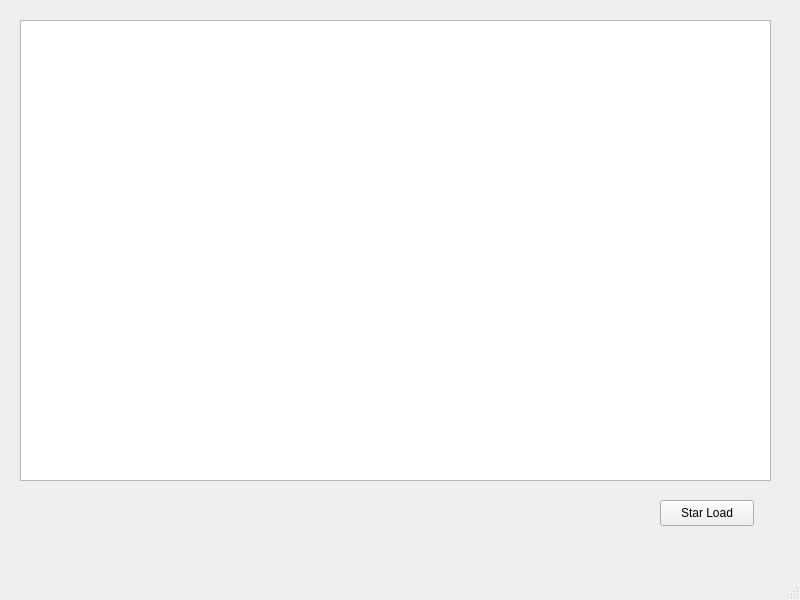
First picture: the form in client-side/Graphics.ui, repository akapust1n/MPICL-metrics, before the edit.
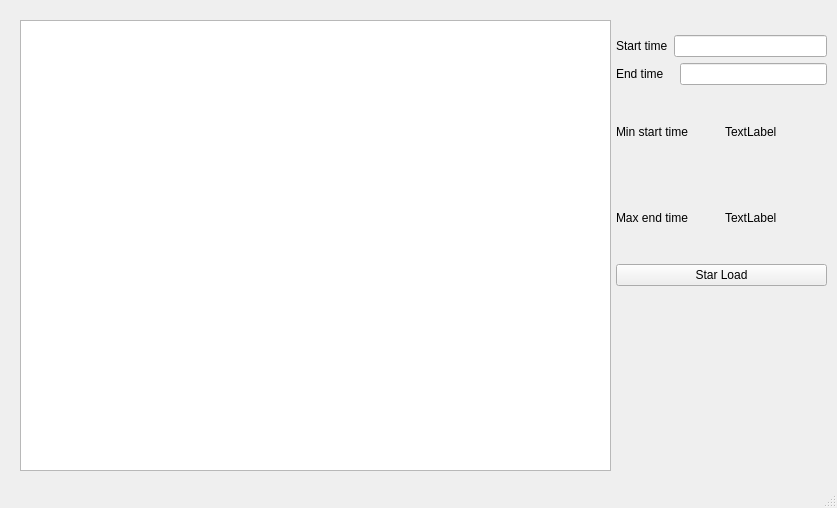
Second picture: the form after the edit.

```diff
--- a/client-side/Graphics.ui
+++ b/client-side/Graphics.ui
@@ -6,37 +6,110 @@
    <rect>
     <x>0</x>
     <y>0</y>
-    <width>800</width>
-    <height>600</height>
+    <width>837</width>
+    <height>508</height>
    </rect>
   </property>
   <property name="windowTitle">
    <string>MainWindow</string>
   </property>
   <widget class="QWidget" name="centralwidget">
-   <widget class="QPushButton" name="loadDataButton">
-    <property name="geometry">
-     <rect>
-      <x>660</x>
-      <y>500</y>
-      <width>94</width>
-      <height>26</height>
-     </rect>
-    </property>
-    <property name="text">
-     <string>Star Load</string>
-    </property>
-   </widget>
    <widget class="QTableWidget" name="timeline">
     <property name="geometry">
      <rect>
       <x>20</x>
       <y>20</y>
-      <width>751</width>
-      <height>461</height>
+      <width>591</width>
+      <height>451</height>
      </rect>
     </property>
    </widget>
+   <widget class="QWidget" name="verticalLayoutWidget">
+    <property name="geometry">
+     <rect>
+      <x>616</x>
+      <y>35</y>
+      <width>211</width>
+      <height>251</height>
+     </rect>
+    </property>
+    <layout class="QVBoxLayout" name="verticalLayout">
+     <item>
+      <layout class="QHBoxLayout" name="horizontalLayout">
+       <item>
+        <widget class="QLabel" name="label">
+         <property name="text">
+          <string>Start time</string>
+         </property>
+        </widget>
+       </item>
+       <item>
+        <widget class="QLineEdit" name="lineEdit"/>
+       </item>
+      </layout>
+     </item>
+     <item>
+      <layout class="QHBoxLayout" name="horizontalLayout_2">
+       <item>
+        <widget class="QLabel" name="label_2">
+         <property name="text">
+          <string>End time   </string>
+         </property>
+        </widget>
+       </item>
+       <item>
+        <widget class="QLineEdit" name="lineEdit_2"/>
+       </item>
+      </layout>
+     </item>
+     <item>
+      <layout class="QHBoxLayout" name="horizontalLayout_4">
+       <item>
+        <widget class="QLabel" name="maxTime">
+         <property name="text">
+          <string>Min start time</string>
+         </property>
+        </widget>
+       </item>
+       <item>
+        <widget class="QLabel" name="maxTimeValue">
+         <property name="text">
+          <string>TextLabel</string>
+         </property>
+        </widget>
+       </item>
+      </layout>
+     </item>
+     <item>
+      <layout class="QHBoxLayout" name="horizontalLayout_3">
+       <item>
+        <widget class="QLabel" name="minTimeValue">
+         <property name="text">
+          <string>Max end time</string>
+         </property>
+        </widget>
+       </item>
+       <item>
+        <widget class="QLabel" name="minTime">
+         <property name="text">
+          <string>TextLabel</string>
+         </property>
+        </widget>
+       </item>
+      </layout>
+     </item>
+     <item>
+      <widget class="QPushButton" name="loadDataButton">
+       <property name="text">
+        <string>Star Load</string>
+       </property>
+      </widget>
+     </item>
+    </layout>
+   </widget>
+   <zorder>timeline</zorder>
+   <zorder>verticalLayoutWidget_2</zorder>
+   <zorder>horizontalLayoutWidget</zorder>
   </widget>
   <widget class="QMenuBar" name="menubar">
    <property name="geometry">
```
Left out of the diff: 2 changed lines with no effect on the pictures.
